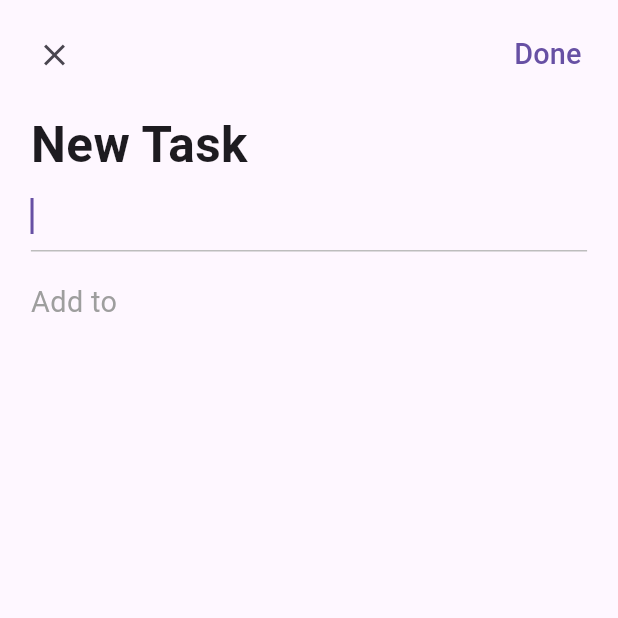
After one commit to BharneyJb/getx_todo_list, a Flutter app: the AddDialog screen opened directly, on a phone screen of 412 x 824 dp, the top half of it. The commit adds this screen. Run offline on Flutter 3.47's test engine with Material 3 defaults, Android fonts, the phone set to English and light mode, and no system bars; our stand-ins replace dotted_border, equatable, flutter_easyloading, get, get_storage, step_progress_indicator; accounts and stored records are empty.

Commit message:
Add task management features and UI components
- Implemented DoingList widget for displaying ongoing tasks.
- Updated HomePage to support task deletion via drag-and-drop.
- Enhanced Task model to include category attribute.
- Modified StorageService to initialize task storage correctly.
- Updated pubspec.yaml to include asset directory for images.

```diff
--- a/lib/app/data/services/storage/models/task.dart
+++ b/lib/app/data/services/storage/models/task.dart
@@ -10,7 +10,7 @@ class Task extends Equatable {
   const Task({required this.title,
   required this.icon,
   required this.color,
-  this.todos
+  this.todos, required int category
   });
 
   Task copyWith({
@@ -23,7 +23,7 @@ class Task extends Equatable {
       title: title ?? this.title,
       icon: icon ?? this.icon,
       color: color ?? this.color,
-      todos: todos ?? this.todos,
+      todos: todos ?? this.todos, category: 0,
     );
   }
 
@@ -32,7 +32,7 @@ class Task extends Equatable {
       title: json['title'],
       icon: json['icon'],
       color: json['color'],
-      todos: json['todos'],
+      todos: json['todos'], category: 0,
     );
   }
 
--- a/lib/app/data/services/storage/services.dart
+++ b/lib/app/data/services/storage/services.dart
@@ -6,8 +6,8 @@ class StorageService extends GetxService {
   late GetStorage _box;
   Future<StorageService> init() async {
     _box = GetStorage();
-    await _box.write(taskKey, []);
-    // await _box.writeIfNull(taskKey, []);
+    // await _box.write(taskKey, []);
+    await _box.writeIfNull(taskKey, []);
     return this;
   }
 
--- a/lib/app/modules/home/controller.dart
+++ b/lib/app/modules/home/controller.dart
@@ -1,5 +1,8 @@
+import 'dart:math';
+
 import 'package:flutter/material.dart';
 import 'package:get/get.dart';
+import 'package:flutter/foundation.dart';
 import 'package:getx_todo_list/app/data/services/storage/repository.dart';
 
 import '../../data/services/storage/models/task.dart';
@@ -11,9 +14,11 @@ class HomeController extends GetxController {
   final formKey = GlobalKey<FormState>();
   final editCtrl = TextEditingController();
   final chipIndex = 0.obs;
-
-
   final tasks = <Task>[].obs;
+  final deleting = false.obs;
+  final task = Rx<Task?>(null);
+  final doingTodos = <dynamic>[].obs;
+  final doneTodos = <dynamic>[].obs;
 
   @override
   void onInit() {
@@ -22,9 +27,9 @@ class HomeController extends GetxController {
     ever(tasks, (_) => taskRepository.writeTasks(tasks));
   }
 
-
   @override
   void onClose() {
+    editCtrl.dispose();
     super.onClose();
   }
 
@@ -32,13 +37,92 @@ class HomeController extends GetxController {
     chipIndex.value = value;
   }
 
+  void changeDeleting(bool value) {
+    deleting.value = value;
+  }
+
+  void changeTask( Task? select){
+    task.value = select;
+  }
+
+  void changeTodos(List<dynamic> select) {
+    doingTodos.clear();
+    doneTodos.clear();
+    for (int i = 0; i < select.length; i++) {
+      var todo = select[i];
+      var status = todo['done'];
+      if (status == true) {
+        doneTodos.add(todo);
+      }else {
+        doingTodos.add(todo);
+      }
+    }
+  }
 
   bool addTask(Task task) {
-    if(tasks.contains(task)) {
+    if (tasks.contains(task)) {
       return false;
     }
     tasks.add(task);
     return true;
   }
 
+  void deleteTask(Task task) {
+    tasks.remove(task);
+  }
+
+  updateTask(Task task, String title){
+    var todos = task.todos ?? [];
+    if (containTodo(todos, title)) {
+      return false;
+    }
+    var todo = {'title': title, 'done': false};
+    todos.add(todo);
+    var newTask = task.copyWith(todos: todos);
+    int oldIdx = tasks.indexOf(task);
+    tasks[oldIdx] = newTask;
+    tasks.refresh();
+    return true;
+  }
+
+  bool containTodo(List todos, String title) {
+    return todos.any((e) => e == title);
+  }
+
+ bool addTodo(String title) {
+   var  todo = {'title': title, 'done': false};
+   if (doingTodos.any((e) => mapEquals<String, dynamic>(todo, e))) {
+     return false;
+   }
+   var doneTodo = {'title': title, 'done': true};
+   if (doneTodos.any((e) => mapEquals<String, dynamic>(doneTodo, e))) {
+     return false;
+   }
+   doingTodos.add(todo);
+    return true;
+  }
+
+  void updateTodos(){
+    var newTodos = <Map<String, dynamic>>[];
+    newTodos.addAll([
+      ...doingTodos,
+      ...doneTodos,
+      ]);
+      var newTask = task.value!.copyWith(todos: newTodos);
+      int oldIdx = tasks.indexOf(task.value);
+      tasks[oldIdx] = newTask;
+      tasks.refresh();
+  }
+
+  void doneTodo(String title) {
+    var doingTodo = {'title': title, 'done': false};
+    int index = doingTodos.indexWhere((e) => mapEquals<String, dynamic>(doingTodo, e));
+    doingTodos.removeAt(index);
+    var doneTodo = {'title': title, 'done': true};
+    doneTodos.add(doneTodo);
+    doingTodos.refresh();
+    doneTodos.refresh();
+
+  }
+
 }
--- a/lib/app/modules/home/view.dart
+++ b/lib/app/modules/home/view.dart
@@ -1,8 +1,11 @@
 import 'package:flutter/material.dart';
+import 'package:flutter_easyloading/flutter_easyloading.dart';
 import 'package:get/get.dart';
 import 'package:getx_todo_list/app/core/utils/extensions.dart';
+import 'package:getx_todo_list/app/core/values/colors.dart';
 import 'package:getx_todo_list/app/data/services/storage/models/task.dart';
 import 'package:getx_todo_list/app/modules/home/widgets/add_card.dart';
+import 'package:getx_todo_list/app/modules/home/widgets/add_dialog.dart';
 import 'package:getx_todo_list/app/modules/home/widgets/task_card.dart';
 
 import 'controller.dart';
@@ -32,7 +35,13 @@ class HomePage extends GetView<HomeController> {
                 shrinkWrap: true,
                 physics: const ClampingScrollPhysics(),
                 children: [
-                  ...controller.tasks.map((e) => TaskCard(task: e)).toList(),
+                  ...controller.tasks.map((e) => LongPressDraggable(
+                    data: e,
+                    onDragStarted: () => controller.changeDeleting(true),
+                    onDragEnd: (_) => controller.changeDeleting(false),
+                    onDraggableCanceled: (_, __) => controller.changeDeleting(false),
+                    feedback: Opacity(opacity: 0.8, child: TaskCard(task: e,),),
+                    child: TaskCard(task: e))).toList(),
                   AddCard()
                 ],
               ),
@@ -40,6 +49,31 @@ class HomePage extends GetView<HomeController> {
           ],
         ),
       ),
+      floatingActionButton: DragTarget(
+
+        builder: (_, __, ___) {
+          return
+          Obx(
+          () => FloatingActionButton(
+            backgroundColor: controller.deleting.value ? Colors.red : blue,
+            onPressed: () {
+              if (controller.tasks.isNotEmpty) {
+                Get.to(() => AddDialog(), transition: Transition.downToUp);
+              } else {
+                EasyLoading.showInfo('Please create your task type');
+              }
+            },
+            child:  Icon(controller.deleting.value ? Icons.delete : Icons.add
+            ),
+          ),
+        );
+        },
+        onAccept: (Task task) {
+          controller.deleteTask(task);
+          EasyLoading.showSuccess('Task deleted successfully');
+
+        },
+      ),
     );
   }
 }
--- a/lib/app/modules/home/widgets/add_card.dart
+++ b/lib/app/modules/home/widgets/add_card.dart
@@ -81,7 +81,7 @@ class AddCard extends StatelessWidget {
                           int icon = icons[homeCtrl.chipIndex.value].icon!.codePoint;
                           String color = icons[homeCtrl.chipIndex.value].color!.toHex();
                           var task = Task(title:
-                          homeCtrl.editCtrl.text, icon: icon, color: color);
+                          homeCtrl.editCtrl.text, icon: icon, color: color, category: homeCtrl.chipIndex.value);
                           Get.back();
                           homeCtrl.addTask(task) ?
                           EasyLoading.showSuccess('Task added successfully') :
--- /dev/null
+++ b/lib/app/modules/home/widgets/add_dialog.dart
@@ -0,0 +1,143 @@
+import 'package:flutter/material.dart';
+import 'package:flutter_easyloading/flutter_easyloading.dart';
+import 'package:get/get.dart';
+import 'package:get/get_connect/http/src/utils/utils.dart';
+import 'package:getx_todo_list/app/core/utils/extensions.dart';
+
+import '../controller.dart';
+
+class AddDialog extends StatelessWidget {
+  final homeCtrl = Get.find<HomeController>();
+  AddDialog({Key? key}) : super(key: key);
+
+  @override
+  Widget build(BuildContext context) {
+    return Scaffold(
+      body: Form(
+        key: homeCtrl.formKey,
+        child: ListView(children: [
+          Padding(
+            padding: EdgeInsets.all(3.0.wp),
+            child: Row(
+                mainAxisAlignment: MainAxisAlignment.spaceBetween,
+                children: [
+                  IconButton(
+                    onPressed: () {
+                      Get.back();
+                      homeCtrl.editCtrl.clear();
+                      homeCtrl.changeTask(null);
+                    },
+                    icon: const Icon(Icons.close),
+                  ),
+                  TextButton(
+                    style: ButtonStyle(
+                      overlayColor:
+                          MaterialStateProperty.all(Colors.transparent),
+                    ),
+                    onPressed: () {
+                      if (homeCtrl.formKey.currentState!.validate()) {
+                        if(homeCtrl.task.value == null){
+                          EasyLoading.showError('Please select a task type');
+                      } else{
+                        var success = homeCtrl.updateTask(
+                          homeCtrl.task.value!,
+                          homeCtrl.editCtrl.text,
+                        );
+                        if (success) {
+                          EasyLoading.showSuccess('Todo item added');
+                          Get.back();
+                          homeCtrl.changeTask(null);
+
+                      } else{
+                        EasyLoading.showError('Todo item already exists');
+                      }
+                      homeCtrl.editCtrl.clear();
+                      }
+                    }
+                  },
+                    child: Text('Done', style: TextStyle(fontSize: 14.0.sp)),
+                  )
+                ]),
+          ),
+          Padding(
+            padding: EdgeInsets.symmetric(horizontal: 5.0.wp),
+            child: Text(
+              'New Task',
+              style: TextStyle(
+                fontSize: 24.0.sp,
+                fontWeight: FontWeight.bold,
+              ),
+            ),
+          ),
+          Padding(
+            padding: EdgeInsets.symmetric(horizontal: 5.0.wp),
+            child: TextFormField(
+              controller: homeCtrl.editCtrl,
+              decoration: InputDecoration(
+                focusedBorder: UnderlineInputBorder(
+                  borderSide: BorderSide(color: Colors.grey[400]!),
+                ),
+              ),
+              autofocus: true,
+              validator: (value) {
+                if (value == null || value.trim().isEmpty) {
+                  return 'Please enter your todo item';
+                }
+                return null;
+              },
+            ),
+          ),
+          Padding(
+            padding: EdgeInsets.only(
+                top: 5.0.wp, left: 5.0.wp, right: 5.0.wp, bottom: 2.0.wp),
+            child: Text(
+              'Add to',
+              style: TextStyle(fontSize: 14.0.sp, color: Colors.grey),
+            ),
+          ),
+          ...homeCtrl.tasks
+              .map(
+                (e) => Obx(
+                  () => InkWell(
+                    onTap: () {
+                      homeCtrl.changeTask(e);
+                    },
+                    child: Padding(
+                      padding: EdgeInsets.symmetric(
+                        vertical: 3.0.wp,
+                        horizontal: 5.0.wp,
+                      ),
+                      child: Row(
+                        mainAxisAlignment: MainAxisAlignment.spaceBetween,
+                        children: [
+                          Row(
+                            children: [
+                              Icon(
+                                  IconData(e.icon, fontFamily: 'MaterialIcons'),
+                                  color: HexColor.fromHex(e.color)),
+                              SizedBox(
+                                width: 3.0.wp,
+                              ),
+                              Text(
+                                e.title,
+                                style: TextStyle(
+                                  fontSize: 12.0.sp,
+                                  fontWeight: FontWeight.bold,
+                                ),
+                              ),
+                            ],
+                          ),
+                          if (homeCtrl.task.value == e)
+                            const Icon(Icons.check, color: Colors.blue)
+                        ],
+                      ),
+                    ),
+                  ),
+                ),
+              )
+              .toList()
+        ]),
+      ),
+    );
+  }
+}
--- a/lib/app/modules/home/widgets/task_card.dart
+++ b/lib/app/modules/home/widgets/task_card.dart
@@ -1,5 +1,6 @@
 import 'package:flutter/material.dart';
 import 'package:get/get.dart';
+import 'package:getx_todo_list/app/modules/detail/view.dart';
 import 'package:getx_todo_list/app/modules/home/controller.dart';
 import 'package:step_progress_indicator/step_progress_indicator.dart';
 
@@ -15,7 +16,13 @@ class TaskCard extends StatelessWidget {
   Widget build(BuildContext context) {
     final color = HexColor.fromHex(task.color!);
     var squareWidth = Get.width - 12.0.wp;
-    return Container(
+    return GestureDetector(
+      onTap: () {
+        homeCtrl.changeTask(task);
+        homeCtrl.changeTodos(task.todos ?? []);
+        Get.to(() => DetailPage());
+      },
+      child: Container(
         width: squareWidth / 2,
         height: squareWidth / 2,
         margin: EdgeInsets.all(3.0.wp),
@@ -73,6 +80,7 @@ class TaskCard extends StatelessWidget {
             ),
           ],
         ),
+      ),
     );
   }
 }
--- a/pubspec.yaml
+++ b/pubspec.yaml
@@ -66,8 +66,8 @@ flutter:
   uses-material-design: true
 
   # To add assets to your application, add an assets section, like this:
-  # assets:
-  #   - images/a_dot_burr.jpeg
+  assets:
+    - assets/images/
   #   - images/a_dot_ham.jpeg
 
   # An image asset can refer to one or more resolution-specific "variants", see
```
Also changed, not shown: lib/app/modules/detail/view.dart (added, +142 -0 lines), lib/app/modules/detail/widgets/doing_list.dart (added, +70 -0 lines), assets/images/task.jpg (added), lib/app/modules/detail/widgets/done_list.dart (added). Lines whose indentation alone changed are shown as unchanged.
